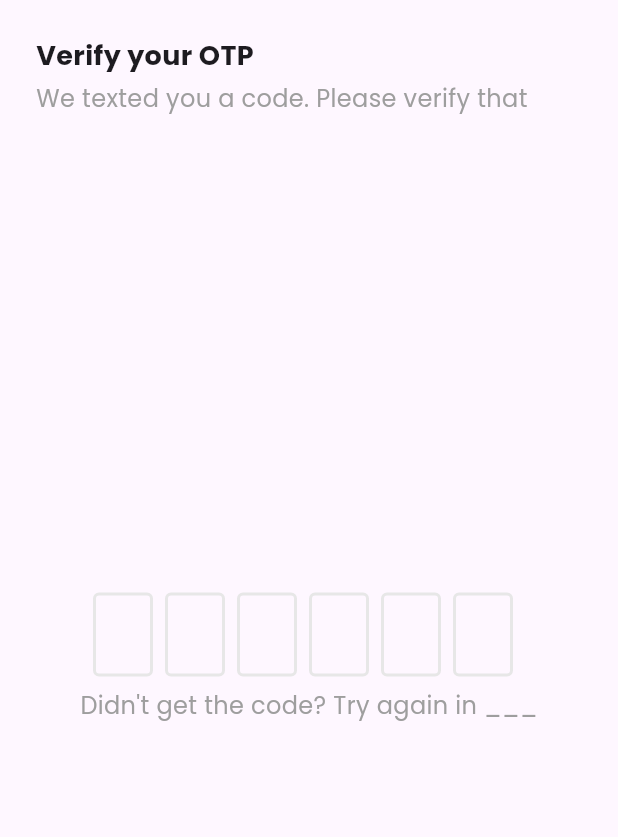
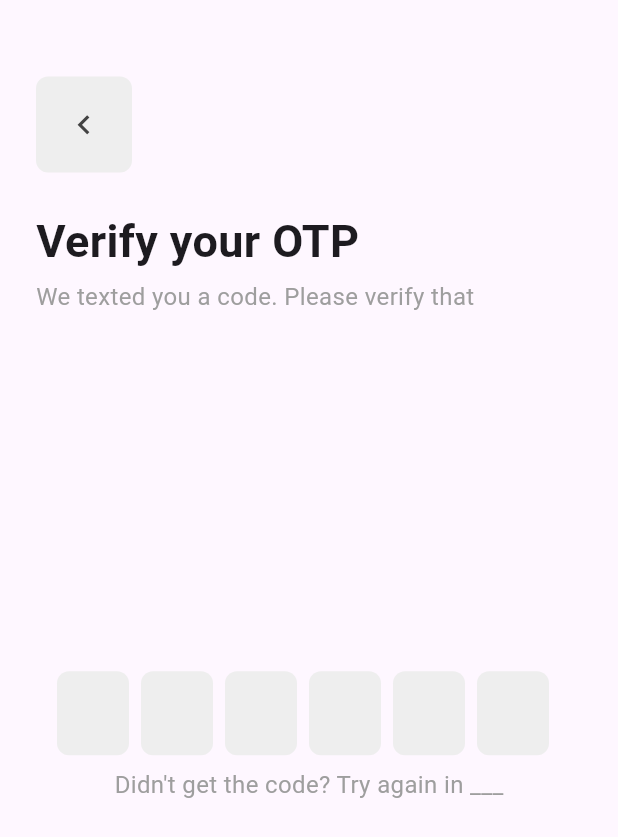
Before and after one commit to Aadv1k/Project_CampusPilot, a Flutter app: the OtpVerifyView screen opened directly, on a phone screen of 412 x 824 dp. Shown: the top 837 px of the screen. Run offline on Flutter 3.47's test engine with Material 3 defaults, Android fonts, the phone set to English and light mode, and no system bars; drawn by our look-alikes of flutter_otp_text_field; our stand-ins replace flutter_svg, google_fonts, mask_text_input_formatter.

Commit message:
tweak and fix the login, otp view UI

```diff
--- a/app/lib/components/button.dart
+++ b/app/lib/components/button.dart
@@ -3,18 +3,18 @@ import 'package:app/utils/sizes.dart';
 import 'package:flutter/material.dart';
 
 class PrimaryButton extends StatelessWidget {
-  final Widget child;
   final VoidCallback? onPressed;
   final double height;
   final Color color;
   final double width;
+  final String text;
 
   const PrimaryButton(
       {super.key,
-      required this.child,
       required this.width,
+      required this.text,
       this.onPressed,
-      this.height = 64.0,
+      this.height = 72.0,
       this.color = CustomPalette.black});
 
   @override
@@ -28,7 +28,46 @@ class PrimaryButton extends StatelessWidget {
       textColor: Colors.white,
       shape: RoundedRectangleBorder(
           borderRadius: BorderRadius.circular(Spacing.md)),
-      child: child,
+      child: Text(text,
+          style: const TextStyle(
+              fontSize: FontSize.md, fontWeight: FontWeight.bold)),
     );
   }
 }
+
+class SquareIconButton extends StatelessWidget {
+  final IconData icon;
+  final VoidCallback? onPressed;
+  final double size;
+  final Color iconColor;
+  final Color backgroundColor;
+  final double borderRadius;
+
+  const SquareIconButton({
+    super.key,
+    required this.icon,
+    this.onPressed,
+    this.size = 48.0, // Default size
+    this.iconColor = Colors.grey, // Default icon color
+    this.backgroundColor = Colors.grey, // Default background color
+    this.borderRadius = 8.0, // Default border radius
+  });
+
+  @override
+  Widget build(BuildContext context) {
+    return Container(
+      width: size,
+      height: size,
+      decoration: BoxDecoration(
+        color: backgroundColor, // Set background color
+        borderRadius:
+            BorderRadius.circular(borderRadius), // Rounded square shape
+      ),
+      child: IconButton(
+        onPressed: onPressed,
+        iconSize: size * 0.4, // Adjust icon size proportionally
+        icon: Icon(icon, color: iconColor), // Set icon color
+      ),
+    );
+  }
+}
--- a/app/lib/components/phone_number_input.dart
+++ b/app/lib/components/phone_number_input.dart
@@ -66,7 +66,7 @@ class _PhoneNumberInputState extends State<PhoneNumberInput> {
           child: Container(
             padding: const EdgeInsets.all(Spacing.sm),
             decoration: BoxDecoration(
-              color: Colors.grey.shade200,
+              color: Colors.grey.shade100,
               border: Border.all(
                 color: widget.hasError
                     ? (isFocused ? Colors.red.shade600 : Colors.red.shade500)
--- a/app/lib/main.dart
+++ b/app/lib/main.dart
@@ -1,3 +1,4 @@
+import 'package:app/views/otp_verify_view.dart';
 import 'package:flutter/material.dart';
 import 'package:app/views/login_view.dart';
 import 'package:google_fonts/google_fonts.dart';
@@ -14,8 +15,7 @@ class MyApp extends StatelessWidget {
     return MaterialApp(
       title: "Project CampusPilot",
       theme: ThemeData(brightness: Brightness.light).copyWith(
-          textTheme: GoogleFonts.poppinsTextTheme(
-              ThemeData(brightness: Brightness.light).textTheme)),
+          textTheme: ThemeData(brightness: Brightness.light).textTheme),
       home: const LoginView(),
       debugShowCheckedModeBanner: false,
     );
--- a/app/lib/utils/sizes.dart
+++ b/app/lib/utils/sizes.dart
@@ -4,8 +4,10 @@ class Spacing {
   static const double md = 16.0;
   static const double lg = 24.0;
   static const double xl = 32.0;
+  static const double xxl = 51.0;
 }
 
+// taken from https://tailwindcss.com/docs/font-size
 class FontSize {
   static const double xs = 12.0; // Extra Small
   static const double sm = 14.0; // Small
@@ -14,6 +16,8 @@ class FontSize {
   static const double xl = 20.0; // Extra Large
   static const double xxl = 24.0; // Extra Extra Large
   static const double xxxl = 30.0; // Extra Extra Extra Large
+  static const double xxxxl = 36.0; // Extra Extra Extra Large
+  static const double xxxxxl = 48.0; // Extra Extra Extra Large
 }
 
 class Breakpoints {
--- a/app/lib/views/otp_verify_view.dart
+++ b/app/lib/views/otp_verify_view.dart
@@ -1,3 +1,5 @@
+import 'package:app/components/button.dart';
+import 'package:app/utils/colors.dart';
 import 'package:app/utils/sizes.dart';
 import 'package:flutter/material.dart';
 import 'package:flutter_otp_text_field/flutter_otp_text_field.dart';
@@ -15,22 +17,30 @@ class _OtpVerifyViewState extends State<OtpVerifyView> {
     return Scaffold(
         body: SafeArea(
             child: Padding(
-      padding: const EdgeInsets.all(Spacing.lg),
+      padding: const EdgeInsets.symmetric(
+          vertical: Spacing.xxl, horizontal: Spacing.lg),
       child: Column(
         crossAxisAlignment: CrossAxisAlignment.start,
         children: [
-          // Go back button
-
+          SquareIconButton(
+            icon: Icons.chevron_left_sharp,
+            onPressed: () {
+              Navigator.pop(context);
+            },
+            backgroundColor: Colors.grey.shade200,
+            iconColor: Colors.grey.shade800,
+            size: 64,
+          ),
+          const SizedBox(height: Spacing.lg),
           const Text("Verify your OTP",
               style: TextStyle(
-                  fontSize: FontSize.lg, fontWeight: FontWeight.bold)),
+                  fontSize: FontSize.xxxl, fontWeight: FontWeight.bold)),
           const SizedBox(height: Spacing.xs),
           Text(
             "We texted you a code. Please verify that",
             style:
                 TextStyle(fontSize: FontSize.md, color: Colors.grey.shade500),
           ),
-
           Expanded(
             child: Column(
                 crossAxisAlignment: CrossAxisAlignment.center,
@@ -39,7 +49,18 @@ class _OtpVerifyViewState extends State<OtpVerifyView> {
                   OtpTextField(
                     numberOfFields: 6,
                     showFieldAsBox: true,
-                    borderColor: Colors.green.shade400,
+                    borderRadius:
+                        const BorderRadius.all(Radius.circular(Spacing.sm)),
+                    fieldWidth: 48,
+                    borderColor: Colors.transparent,
+                    enabledBorderColor: Colors.transparent,
+                    filled: true,
+                    fillColor: Colors.grey.shade200,
+                    focusedBorderColor: CustomPalette.black,
+                    textStyle: TextStyle(
+                        fontSize: FontSize.md,
+                        fontWeight: FontWeight.bold,
+                        color: Colors.grey.shade600),
                   ),
                   const SizedBox(height: Spacing.sm),
                   Text("Didn't get the code? Try again in ___",
--- a/app/pubspec.yaml
+++ b/app/pubspec.yaml
@@ -67,6 +67,10 @@ flutter:
     - assets/placeholder_logo.svg
     - assets/placeholder_logo.png
 
+    - assets/icon-plus.svg
+    - assets/icon-chevron-left.svg
+
+
   # An image asset can refer to one or more resolution-specific "variants", see
   # https://flutter.dev/assets-and-images/#resolution-aware
 
```
Also changed, not shown: app/lib/components/mailto_link.dart (+14 -9 lines), app/lib/views/login_view.dart (+18 -15 lines), app/assets/icon-chevron-left.svg (added), app/assets/icon-file-type-docx.svg (added), app/assets/icon-file-type-pdf.svg (added), app/assets/icon-plus.svg (added), app/assets/icon-star.svg (added).
